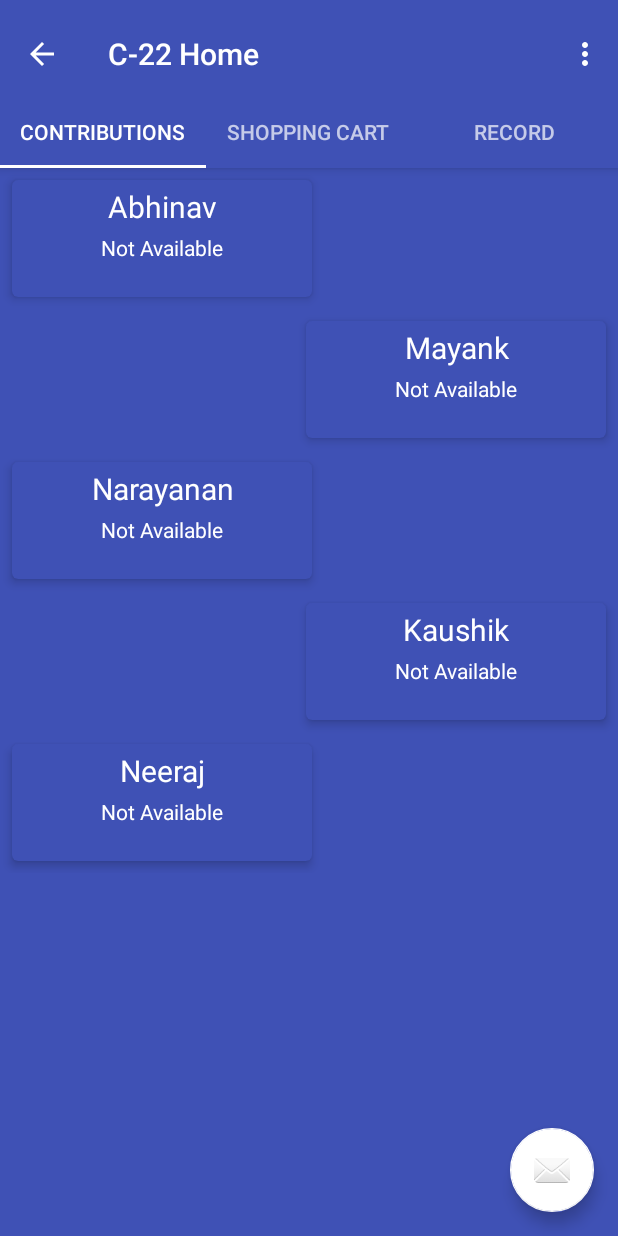
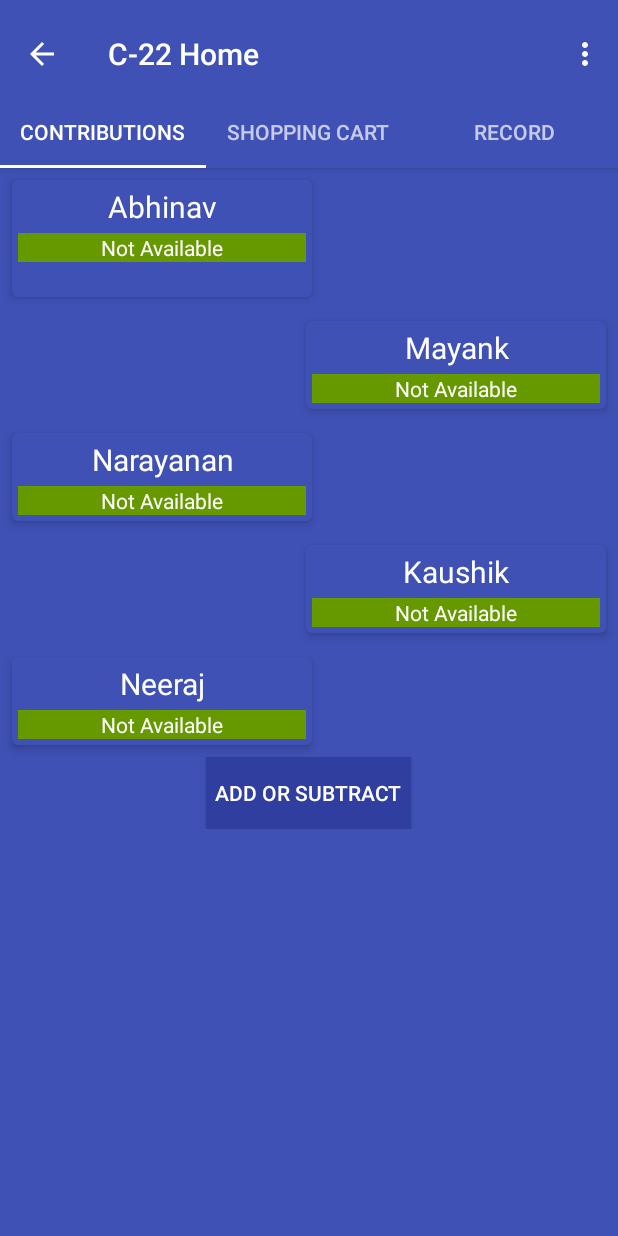
Before and after one commit to durzoflint/C-22, an Android app: the FragmentContributionsClass screen opened directly, with no data from a screen before it, after a tap on "Abhinav", on a phone screen of 412 x 824 dp. Run offline under Robolectric (Android 15) with nearby library versions, the phone set to English and light mode, and no system bars.

Commit message:
Debug Layout Issue and Add green background for current contribution

```diff
--- a/app/src/main/java/aaa/c_22/FragmentContributionsClass.java
+++ b/app/src/main/java/aaa/c_22/FragmentContributionsClass.java
@@ -1,34 +1,28 @@
 package aaa.c_22;
 
 import android.app.ProgressDialog;
-import android.content.Intent;
 import android.os.AsyncTask;
 import android.os.Bundle;
 import android.support.v4.app.Fragment;
-import android.support.v7.widget.CardView;
 import android.view.LayoutInflater;
 import android.view.View;
 import android.view.ViewGroup;
 import android.widget.TextView;
 import android.widget.Toast;
-
-import org.json.JSONArray;
 import org.json.JSONException;
 import org.json.JSONObject;
-
 import java.io.BufferedReader;
 import java.io.IOException;
 import java.io.InputStreamReader;
 import java.net.HttpURLConnection;
 import java.net.URL;
-import java.util.ArrayList;
 
 public class FragmentContributionsClass extends Fragment implements View.OnClickListener {
     View rootView;
     @Override
     public View onCreateView(LayoutInflater inflater, ViewGroup container,
                              Bundle savedInstanceState) {
-        rootView = inflater.inflate(R.layout.fragment_contribution, container, false);
+        rootView = inflater.inflate(R.layout.fragment_contributions, container, false);
         new FetchContributions().execute();
         (rootView.findViewById(R.id.card_abhinav)).setOnClickListener(this);
         (rootView.findViewById(R.id.card_mayank)).setOnClickListener(this);
@@ -39,32 +33,36 @@ public class FragmentContributionsClass extends Fragment implements View.OnClick
     }
     @Override
     public void onClick(View v){
-        int id=v.getId();
-        String name="",textID="";
+        int id=v.getId(),textID=0;
+        String name="";
         switch (id)
         {
             case R.id.card_abhinav:
                 name="Abhinav";
-                textID=R.id.abhinavtext+"";
+                textID=R.id.abhinavtext;
                 break;
             case R.id.card_mayank:
                 name="Mayank";
-                textID=R.id.mayanktext+"";
+                textID=R.id.mayanktext;
                 break;
             case R.id.card_narayanan:
                 name="Narayanan";
-                textID=R.id.narayanantext+"";
+                textID=R.id.narayanantext;
                 break;
             case R.id.card_kaushik:
                 name="Kaushik";
-                textID=R.id.kaushiktext+"";
+                textID=R.id.kaushiktext;
                 break;
             case R.id.card_neeraj:
                 name="Neeraj";
-                textID=R.id.neerajtext+"";
+                textID=R.id.neerajtext;
                 break;
         }
-        new FetchPreviousContributions().execute(name,textID);
+        TextView t=(TextView)rootView.findViewById(textID);
+        if(t.getVisibility() == View.VISIBLE)
+            t.setVisibility(View.GONE);
+        else
+            new FetchPreviousContributions().execute(name,textID+"");
     }
     private class FetchPreviousContributions extends AsyncTask<String,Void,Void> {
         String webPage="",baseUrl="http://srmvdpauditorium.in/aaa/c-22/",name="";
@@ -108,6 +106,7 @@ public class FragmentContributionsClass extends Fragment implements View.OnClick
             TextView t=(TextView)rootView.findViewById(id);
             String s=values(webPage);
             t.setText(s);
+            t.setVisibility(View.VISIBLE);
         }
     }
     private class FetchContributions extends AsyncTask<Void,Void,Void> {
--- a/app/src/main/java/aaa/c_22/HomeActivity.java
+++ b/app/src/main/java/aaa/c_22/HomeActivity.java
@@ -34,14 +34,6 @@ public class HomeActivity extends AppCompatActivity {
         mViewPager.setAdapter(mSectionsPagerAdapter);
         TabLayout tabLayout = (TabLayout) findViewById(R.id.tabs);
         tabLayout.setupWithViewPager(mViewPager);
-        FloatingActionButton fab = (FloatingActionButton) findViewById(R.id.fab);
-        fab.setOnClickListener(new View.OnClickListener() {
-            @Override
-            public void onClick(View view) {
-                Snackbar.make(view, "Replace with your own action", Snackbar.LENGTH_LONG)
-                        .setAction("Action", null).show();
-            }
-        });
     }
     @Override
     public boolean onCreateOptionsMenu(Menu menu) {
--- a/app/src/main/res/layout/activity_home.xml
+++ b/app/src/main/res/layout/activity_home.xml
@@ -39,12 +39,4 @@
         android:layout_height="match_parent"
         app:layout_behavior="@string/appbar_scrolling_view_behavior" />
 
-    <android.support.design.widget.FloatingActionButton
-        android:id="@+id/fab"
-        android:layout_width="wrap_content"
-        android:layout_height="wrap_content"
-        android:layout_gravity="end|bottom"
-        android:layout_margin="@dimen/fab_margin"
-        app:srcCompat="@android:drawable/ic_dialog_email" />
-
 </android.support.design.widget.CoordinatorLayout>
--- a/app/src/main/res/layout/fragment_contribution.xml
+++ /dev/null
@@ -1,234 +0,0 @@
-<?xml version="1.0" encoding="utf-8"?>
-<ScrollView xmlns:android="http://schemas.android.com/apk/res/android"
-    xmlns:card_view="http://schemas.android.com/apk/res-auto"
-    android:layout_width="match_parent"
-    android:layout_height="match_parent">
-
-    <LinearLayout
-        android:layout_width="match_parent"
-        android:layout_height="wrap_content"
-        android:orientation="vertical">
-
-        <RelativeLayout
-            android:layout_width="match_parent"
-            android:layout_height="wrap_content">
-
-            <android.support.v7.widget.CardView
-                android:id="@+id/card_abhinav"
-                android:layout_width="200dp"
-                android:layout_height="wrap_content"
-                android:layout_margin="8dp"
-                card_view:cardBackgroundColor="@color/colorPrimary"
-                card_view:cardCornerRadius="4dp"
-                card_view:cardElevation="4dp"
-                card_view:contentPadding="4dp">
-
-                <LinearLayout
-                    android:layout_width="match_parent"
-                    android:layout_height="wrap_content"
-                    android:orientation="vertical">
-
-                    <TextView
-                        android:layout_width="match_parent"
-                        android:layout_height="wrap_content"
-                        android:layout_marginBottom="4dp"
-                        android:gravity="center_horizontal"
-                        android:text="Abhinav"
-                        android:textColor="@android:color/white"
-                        android:textSize="20sp" />
-
-                    <TextView
-                        android:id="@+id/abhinav"
-                        android:layout_width="match_parent"
-                        android:layout_height="wrap_content"
-                        android:gravity="center_horizontal"
-                        android:text="Not Available"
-                        android:textColor="@android:color/white" />
-
-                    <TextView
-                        android:id="@+id/abhinavtext"
-                        android:layout_width="match_parent"
-                        android:layout_height="wrap_content"
-                        android:gravity="center_horizontal"
-                        android:textColor="@android:color/white" />
-
-                </LinearLayout>
-            </android.support.v7.widget.CardView>
-
-            <android.support.v7.widget.CardView
-                android:id="@+id/card_mayank"
-                android:layout_width="200dp"
-                android:layout_height="wrap_content"
-                android:layout_alignParentEnd="true"
-                android:layout_below="@+id/card_abhinav"
-                android:layout_margin="8dp"
-                card_view:cardBackgroundColor="@color/colorPrimary"
-                card_view:cardCornerRadius="4dp"
-                card_view:cardElevation="4dp"
-                card_view:contentPadding="4dp">
-
-                <LinearLayout
-                    android:layout_width="match_parent"
-                    android:layout_height="wrap_content"
-                    android:orientation="vertical">
-
-                    <TextView
-                        android:layout_width="match_parent"
-                        android:layout_height="wrap_content"
-                        android:layout_marginBottom="4dp"
-                        android:gravity="center_horizontal"
-                        android:text="Mayank"
-                        android:textColor="@android:color/white"
-                        android:textSize="20sp" />
-
-                    <TextView
-                        android:id="@+id/mayank"
-                        android:layout_width="match_parent"
-                        android:layout_height="wrap_content"
-                        android:gravity="center_horizontal"
-                        android:text="Not Available"
-                        android:textColor="@android:color/white" />
-
-                    <TextView
-                        android:id="@+id/mayanktext"
-                        android:layout_width="match_parent"
-                        android:layout_height="wrap_content"
-                        android:gravity="center_horizontal"
-                        android:textColor="@android:color/white" />
-
-                </LinearLayout>
-            </android.support.v7.widget.CardView>
-
-            <android.support.v7.widget.CardView
-                android:id="@+id/card_narayanan"
-                android:layout_width="200dp"
-                android:layout_height="wrap_content"
-                android:layout_below="@+id/card_mayank"
-                android:layout_margin="8dp"
-                card_view:cardBackgroundColor="@color/colorPrimary"
-                card_view:cardCornerRadius="4dp"
-                card_view:cardElevation="4dp"
-                card_view:contentPadding="4dp">
-
-                <LinearLayout
-                    android:layout_width="match_parent"
-                    android:layout_height="wrap_content"
-                    android:orientation="vertical">
-
-                    <TextView
-                        android:layout_width="match_parent"
-                        android:layout_height="wrap_content"
-                        android:layout_marginBottom="4dp"
-                        android:gravity="center_horizontal"
-                        android:text="Narayanan"
-                        android:textColor="@android:color/white"
-                        android:textSize="20sp" />
-
-                    <TextView
-                        android:id="@+id/narayanan"
-                        android:layout_width="match_parent"
-                        android:layout_height="wrap_content"
-                        android:gravity="center_horizontal"
-                        android:text="Not Available"
-                        android:textColor="@android:color/white" />
-
-                    <TextView
-                        android:id="@+id/narayanantext"
-                        android:layout_width="match_parent"
-                        android:layout_height="wrap_content"
-                        android:gravity="center_horizontal"
-                        android:textColor="@android:color/white" />
-
-                </LinearLayout>
-            </android.support.v7.widget.CardView>
-
-            <android.support.v7.widget.CardView
-                android:id="@+id/card_kaushik"
-                android:layout_width="200dp"
-                android:layout_height="wrap_content"
-                android:layout_alignParentEnd="true"
-                android:layout_below="@+id/card_narayanan"
-                android:layout_margin="8dp"
-                card_view:cardBackgroundColor="@color/colorPrimary"
-                card_view:cardCornerRadius="4dp"
-                card_view:cardElevation="4dp"
-                card_view:contentPadding="4dp">
-
-                <LinearLayout
-                    android:layout_width="match_parent"
-                    android:layout_height="wrap_content"
-                    android:orientation="vertical">
-
-                    <TextView
-                        android:layout_width="match_parent"
-                        android:layout_height="wrap_content"
-                        android:layout_marginBottom="4dp"
-                        android:gravity="center_horizontal"
-                        android:text="Kaushik"
-                        android:textColor="@android:color/white"
-                        android:textSize="20sp" />
-
-                    <TextView
-                        android:id="@+id/kaushik"
-                        android:layout_width="match_parent"
-                        android:layout_height="wrap_content"
-                        android:gravity="center_horizontal"
-                        android:text="Not Available"
-                        android:textColor="@android:color/white" />
-
-                    <TextView
-                        android:id="@+id/kaushiktext"
-                        android:layout_width="match_parent"
-                        android:layout_height="wrap_content"
-                        android:gravity="center_horizontal"
-                        android:textColor="@android:color/white" />
-
-                </LinearLayout>
-            </android.support.v7.widget.CardView>
-
-            <android.support.v7.widget.CardView
-                android:id="@+id/card_neeraj"
-                android:layout_width="200dp"
-                android:layout_height="wrap_content"
-                android:layout_below="@+id/card_kaushik"
-                android:layout_margin="8dp"
-                card_view:cardBackgroundColor="@color/colorPrimary"
-                card_view:cardCornerRadius="4dp"
-                card_view:cardElevation="4dp"
-                card_view:contentPadding="4dp">
-
-                <LinearLayout
-                    android:layout_width="match_parent"
-                    android:layout_height="wrap_content"
-                    android:orientation="vertical">
-
-                    <TextView
-                        android:layout_width="match_parent"
-                        android:layout_height="wrap_content"
-                        android:layout_marginBottom="4dp"
-                        android:gravity="center_horizontal"
-                        android:text="Neeraj"
-                        android:textColor="@android:color/white"
-                        android:textSize="20sp" />
-
-                    <TextView
-                        android:id="@+id/neeraj"
-                        android:layout_width="match_parent"
-                        android:layout_height="wrap_content"
-                        android:gravity="center_horizontal"
-                        android:text="Not Available"
-                        android:textColor="@android:color/white" />
-
-                    <TextView
-                        android:id="@+id/neerajtext"
-                        android:layout_width="match_parent"
-                        android:layout_height="wrap_content"
-                        android:gravity="center_horizontal"
-                        android:textColor="@android:color/white" />
-
-                </LinearLayout>
-            </android.support.v7.widget.CardView>
-
-        </RelativeLayout>
-    </LinearLayout>
-</ScrollView>
--- /dev/null
+++ b/app/src/main/res/layout/fragment_contributions.xml
@@ -0,0 +1,246 @@
+<?xml version="1.0" encoding="utf-8"?>
+<ScrollView xmlns:android="http://schemas.android.com/apk/res/android"
+    xmlns:card_view="http://schemas.android.com/apk/res-auto"
+    android:layout_width="match_parent"
+    android:layout_height="match_parent">
+
+    <LinearLayout
+        android:layout_width="match_parent"
+        android:layout_height="wrap_content"
+        android:orientation="vertical"
+        android:paddingBottom="60dp">
+
+        <android.support.v7.widget.CardView
+            android:id="@+id/card_abhinav"
+            android:layout_width="200dp"
+            android:layout_height="wrap_content"
+            android:layout_margin="8dp"
+            card_view:cardBackgroundColor="@color/colorPrimary"
+            card_view:cardCornerRadius="4dp"
+            card_view:cardElevation="4dp"
+            card_view:contentPadding="4dp">
+
+            <LinearLayout
+                android:layout_width="match_parent"
+                android:layout_height="wrap_content"
+                android:orientation="vertical">
+
+                <TextView
+                    android:layout_width="match_parent"
+                    android:layout_height="wrap_content"
+                    android:layout_marginBottom="4dp"
+                    android:gravity="center_horizontal"
+                    android:text="Abhinav"
+                    android:textColor="@android:color/white"
+                    android:textSize="20sp" />
+
+                <TextView
+                    android:id="@+id/abhinav"
+                    android:layout_width="match_parent"
+                    android:layout_height="wrap_content"
+                    android:background="@android:color/holo_green_dark"
+                    android:gravity="center_horizontal"
+                    android:text="Not Available"
+                    android:textColor="@android:color/white" />
+
+                <TextView
+                    android:id="@+id/abhinavtext"
+                    android:layout_width="match_parent"
+                    android:layout_height="wrap_content"
+                    android:gravity="center_horizontal"
+                    android:textColor="@android:color/white"
+                    android:visibility="gone" />
+
+            </LinearLayout>
+        </android.support.v7.widget.CardView>
+
+        <android.support.v7.widget.CardView
+            android:id="@+id/card_mayank"
+            android:layout_width="200dp"
+            android:layout_height="wrap_content"
+            android:layout_gravity="end"
+            android:layout_margin="8dp"
+            card_view:cardBackgroundColor="@color/colorPrimary"
+            card_view:cardCornerRadius="4dp"
+            card_view:cardElevation="4dp"
+            card_view:contentPadding="4dp">
+
+            <LinearLayout
+                android:layout_width="match_parent"
+                android:layout_height="wrap_content"
+                android:orientation="vertical">
+
+                <TextView
+                    android:layout_width="match_parent"
+                    android:layout_height="wrap_content"
+                    android:layout_marginBottom="4dp"
+                    android:gravity="center_horizontal"
+                    android:text="Mayank"
+                    android:textColor="@android:color/white"
+                    android:textSize="20sp" />
+
+                <TextView
+                    android:id="@+id/mayank"
+                    android:layout_width="match_parent"
+                    android:layout_height="wrap_content"
+                    android:background="@android:color/holo_green_dark"
+                    android:gravity="center_horizontal"
+                    android:text="Not Available"
+                    android:textColor="@android:color/white" />
+
+                <TextView
+                    android:id="@+id/mayanktext"
+                    android:layout_width="match_parent"
+                    android:layout_height="wrap_content"
+                    android:gravity="center_horizontal"
+                    android:textColor="@android:color/white"
+                    android:visibility="gone" />
+
+            </LinearLayout>
+        </android.support.v7.widget.CardView>
+
+        <android.support.v7.widget.CardView
+            android:id="@+id/card_narayanan"
+            android:layout_width="200dp"
+            android:layout_height="wrap_content"
+            android:layout_margin="8dp"
+            card_view:cardBackgroundColor="@color/colorPrimary"
+            card_view:cardCornerRadius="4dp"
+            card_view:cardElevation="4dp"
+            card_view:contentPadding="4dp">
+
+            <LinearLayout
+                android:layout_width="match_parent"
+                android:layout_height="wrap_content"
+                android:orientation="vertical">
+
+                <TextView
+                    android:layout_width="match_parent"
+                    android:layout_height="wrap_content"
+                    android:layout_marginBottom="4dp"
+                    android:gravity="center_horizontal"
+                    android:text="Narayanan"
+                    android:textColor="@android:color/white"
+                    android:textSize="20sp" />
+
+                <TextView
+                    android:id="@+id/narayanan"
+                    android:layout_width="match_parent"
+                    android:layout_height="wrap_content"
+                    android:background="@android:color/holo_green_dark"
+                    android:gravity="center_horizontal"
+                    android:text="Not Available"
+                    android:textColor="@android:color/white" />
+
+                <TextView
+                    android:id="@+id/narayanantext"
+                    android:layout_width="match_parent"
+                    android:layout_height="wrap_content"
+                    android:gravity="center_horizontal"
+                    android:textColor="@android:color/white"
+                    android:visibility="gone" />
+
+            </LinearLayout>
+        </android.support.v7.widget.CardView>
+
+        <android.support.v7.widget.CardView
+            android:id="@+id/card_kaushik"
+            android:layout_width="200dp"
+            android:layout_height="wrap_content"
+            android:layout_gravity="end"
+            android:layout_margin="8dp"
+            card_view:cardBackgroundColor="@color/colorPrimary"
+            card_view:cardCornerRadius="4dp"
+            card_view:cardElevation="4dp"
+            card_view:contentPadding="4dp">
+
+            <LinearLayout
+                android:layout_width="match_parent"
+                android:layout_height="wrap_content"
+                android:orientation="vertical">
+
+                <TextView
+                    android:layout_width="match_parent"
+                    android:layout_height="wrap_content"
+                    android:layout_marginBottom="4dp"
+                    android:gravity="center_horizontal"
+                    android:text="Kaushik"
+                    android:textColor="@android:color/white"
+                    android:textSize="20sp" />
+
+                <TextView
+                    android:id="@+id/kaushik"
+                    android:layout_width="match_parent"
+                    android:layout_height="wrap_content"
+                    android:background="@android:color/holo_green_dark"
+                    android:gravity="center_horizontal"
+                    android:text="Not Available"
+                    android:textColor="@android:color/white" />
+
+                <TextView
+                    android:id="@+id/kaushiktext"
+                    android:layout_width="match_parent"
+                    android:layout_height="wrap_content"
+                    android:gravity="center_horizontal"
+                    android:textColor="@android:color/white"
+                    android:visibility="gone" />
+
+            </LinearLayout>
+        </android.support.v7.widget.CardView>
+
+        <android.support.v7.widget.CardView
+            android:id="@+id/card_neeraj"
+            android:layout_width="200dp"
+            android:layout_height="wrap_content"
+            android:layout_margin="8dp"
+            card_view:cardBackgroundColor="@color/colorPrimary"
+            card_view:cardCornerRadius="4dp"
+            card_view:cardElevation="4dp"
+            card_view:contentPadding="4dp">
+
+            <LinearLayout
+                android:layout_width="match_parent"
+                android:layout_height="wrap_content"
+                android:orientation="vertical">
+
+                <TextView
+                    android:layout_width="match_parent"
+                    android:layout_height="wrap_content"
+                    android:layout_marginBottom="4dp"
+                    android:gravity="center_horizontal"
+                    android:text="Neeraj"
+                    android:textColor="@android:color/white"
+                    android:textSize="20sp" />
+
+                <TextView
+                    android:id="@+id/neeraj"
+                    android:layout_width="match_parent"
+                    android:layout_height="wrap_content"
+                    android:background="@android:color/holo_green_dark"
+                    android:gravity="center_horizontal"
+                    android:text="Not Available"
+                    android:textColor="@android:color/white" />
+
+                <TextView
+                    android:id="@+id/neerajtext"
+                    android:layout_width="match_parent"
+                    android:layout_height="wrap_content"
+                    android:gravity="center_horizontal"
+                    android:textColor="@android:color/white"
+                    android:visibility="gone" />
+
+            </LinearLayout>
+        </android.support.v7.widget.CardView>
+
+        <Button
+            android:id="@+id/button"
+            android:layout_width="wrap_content"
+            android:layout_height="wrap_content"
+            android:layout_gravity="center_horizontal"
+            android:background="@color/colorPrimaryDark"
+            android:padding="6dp"
+            android:text="Add or Subtract"
+            android:textColor="@android:color/white" />
+
+    </LinearLayout>
+</ScrollView>
```
